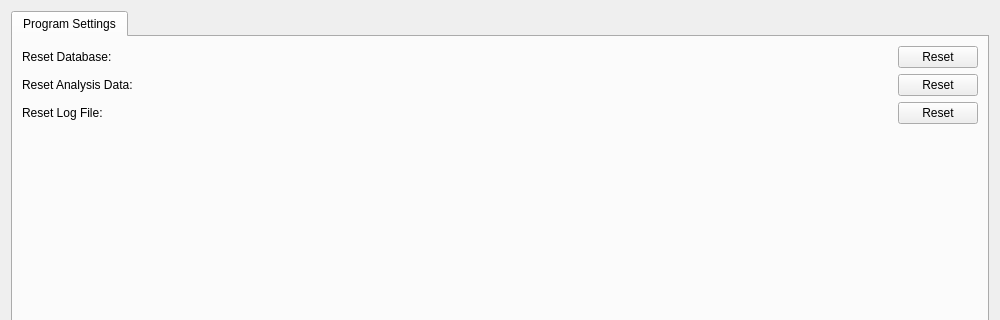
This is gui/definitions/ui/settings_dialog.ui in SilMon/NucDetect as Qt 5 draws it before an edit; both pictures show x 0 to 1000 and y 0 to 320 of the 1000 by 800 pixel window. The edited form follows.
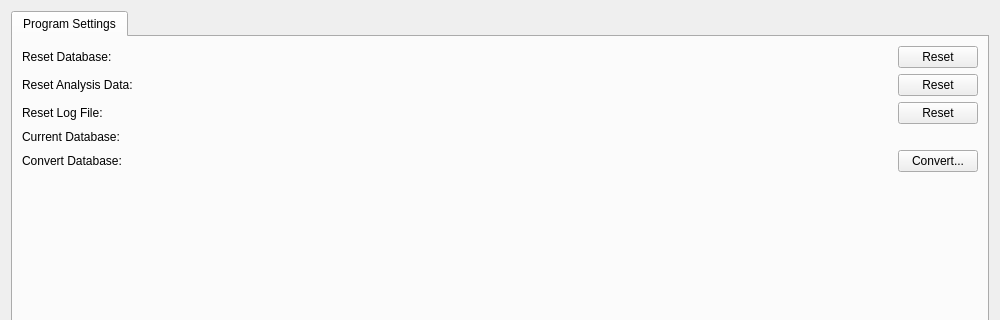
This is the edited form.

Commit message: Convert a file's declared resolution, and convert databases from the settings dialog

What changed in the file:
```diff
--- a/gui/definitions/ui/settings_dialog.ui
+++ b/gui/definitions/ui/settings_dialog.ui
@@ -134,6 +134,60 @@
            </item>
           </layout>
          </item>
+         <item row="3" column="0">
+          <widget class="QLabel" name="label_db">
+           <property name="text">
+            <string>Current Database:</string>
+           </property>
+          </widget>
+         </item>
+         <item row="3" column="1">
+          <widget class="QLabel" name="lbl_db_info">
+           <property name="text">
+            <string/>
+           </property>
+           <property name="wordWrap">
+            <bool>true</bool>
+           </property>
+           <property name="textInteractionFlags">
+            <set>Qt::TextSelectableByMouse</set>
+           </property>
+          </widget>
+         </item>
+         <item row="4" column="0">
+          <widget class="QLabel" name="label_convert">
+           <property name="text">
+            <string>Convert Database:</string>
+           </property>
+          </widget>
+         </item>
+         <item row="4" column="1">
+          <layout class="QHBoxLayout" name="horizontalLayout_convert">
+           <item>
+            <spacer name="horizontalSpacer_convert">
+             <property name="orientation">
+              <enum>Qt::Horizontal</enum>
+             </property>
+             <property name="sizeHint" stdset="0">
+              <size>
+               <width>40</width>
+               <height>20</height>
+              </size>
+             </property>
+            </spacer>
+           </item>
+           <item>
+            <widget class="QPushButton" name="btn_convert_db">
+             <property name="toolTip">
+              <string>Choose a database and bring it to the version this program writes</string>
+             </property>
+             <property name="text">
+              <string>Convert...</string>
+             </property>
+            </widget>
+           </item>
+          </layout>
+         </item>
         </layout>
        </item>
       </layout>
```
The commit also changes 9 other files.
